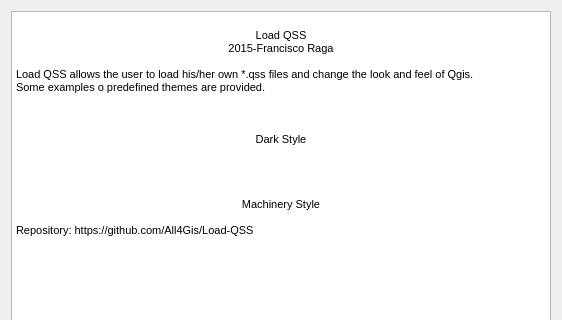
First picture: the form in ui.resources/About.ui, repository All4Gis/Load-QSS, before the edit; both pictures show x 0 to 562 and y 0 to 320 of the 562 by 571 pixel window.
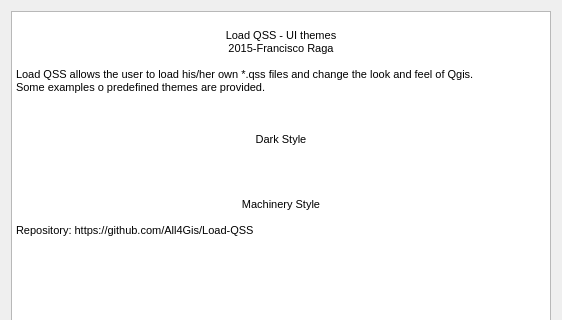
Second picture: the form after the edit. Icons and pictures are not drawn.

```diff
--- a/ui.resources/About.ui
+++ b/ui.resources/About.ui
@@ -29,7 +29,7 @@
 p, li { white-space: pre-wrap; }
 &lt;/style&gt;&lt;/head&gt;&lt;body style=&quot; font-family:'MS Shell Dlg 2'; font-size:8.25pt; font-weight:400; font-style:normal;&quot;&gt;
 &lt;p align=&quot;center&quot; style=&quot; margin-top:0px; margin-bottom:0px; margin-left:0px; margin-right:0px; -qt-block-indent:0; text-indent:0px;&quot;&gt;&lt;span style=&quot; font-size:8pt;&quot;&gt; &lt;/span&gt;&lt;img src=&quot;:/imgQss/images/icon.png&quot; /&gt;&lt;/p&gt;
-&lt;p align=&quot;center&quot; style=&quot; margin-top:0px; margin-bottom:0px; margin-left:0px; margin-right:0px; -qt-block-indent:0; text-indent:0px;&quot;&gt;&lt;span style=&quot; font-size:8pt;&quot;&gt;Load QSS&lt;/span&gt;&lt;/p&gt;
+&lt;p align=&quot;center&quot; style=&quot; margin-top:0px; margin-bottom:0px; margin-left:0px; margin-right:0px; -qt-block-indent:0; text-indent:0px;&quot;&gt;&lt;span style=&quot; font-size:8pt;&quot;&gt;Load QSS - UI themes&lt;/span&gt;&lt;/p&gt;
 &lt;p align=&quot;center&quot; style=&quot; margin-top:0px; margin-bottom:0px; margin-left:0px; margin-right:0px; -qt-block-indent:0; text-indent:0px;&quot;&gt;&lt;span style=&quot; font-size:8pt;&quot;&gt;2015-Francisco Raga&lt;/span&gt;&lt;/p&gt;
 &lt;p style=&quot;-qt-paragraph-type:empty; margin-top:0px; margin-bottom:0px; margin-left:0px; margin-right:0px; -qt-block-indent:0; text-indent:0px; font-size:8pt;&quot;&gt;&lt;br /&gt;&lt;/p&gt;
 &lt;p style=&quot; margin-top:0px; margin-bottom:0px; margin-left:0px; margin-right:0px; -qt-block-indent:0; text-indent:0px;&quot;&gt;&lt;span style=&quot; font-size:8pt;&quot;&gt;Load QSS allows the user to load his/her own *.qss files and change the look and feel of Qgis.&lt;/span&gt;&lt;/p&gt;
```
